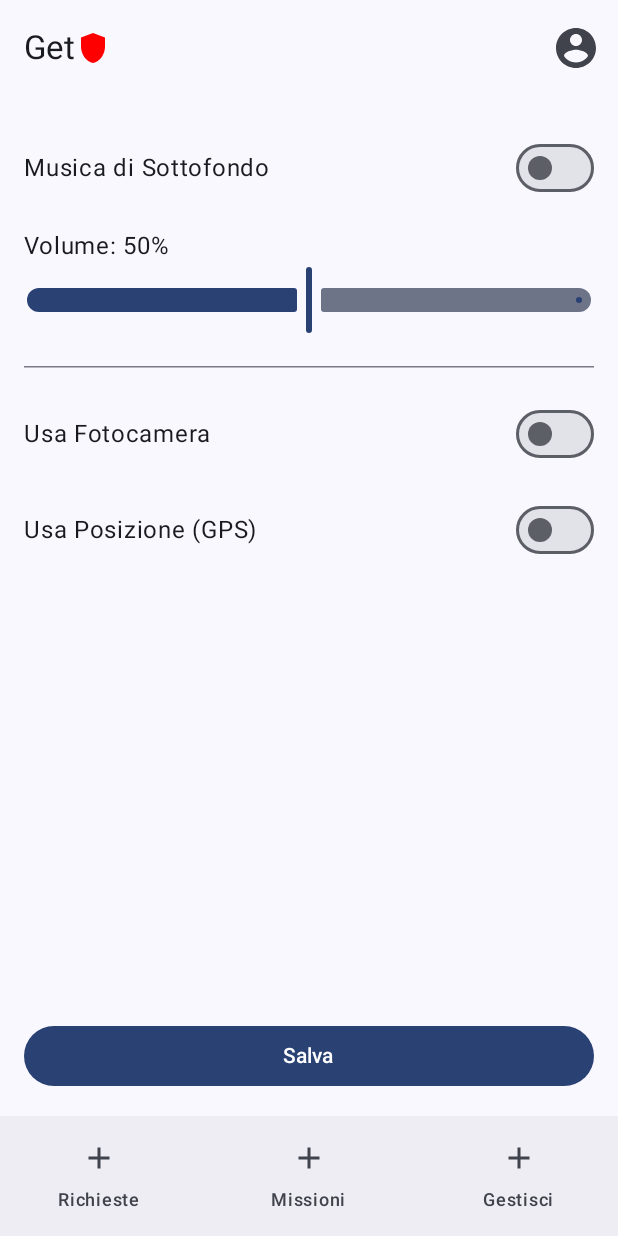
After one commit to MattiaRocchi/GetRescued, an Android app built with Jetpack Compose: the SettingsScreen screen opened through its navigation route, on a phone screen of 412 x 824 dp. The commit adds this screen. Run offline under Robolectric (Android 15) with nearby library versions, the phone set to English and light mode, and no system bars; our stand-ins replace Room's generated code.

Commit message:
Music and settings implemented

```diff
--- a/app/src/main/java/com/example/myapplication/AppModule.kt
+++ b/app/src/main/java/com/example/myapplication/AppModule.kt
@@ -11,6 +11,7 @@ import com.example.myapplication.data.database.AppDatabase
 import com.example.myapplication.data.repositories.RequestDaoRepository
 import com.example.myapplication.data.repositories.TitleBadgeRepository
 import com.example.myapplication.data.repositories.UserDaoRepository
+import com.example.myapplication.ui.SettingsScreen.SettingsViewModel
 import com.example.myapplication.ui.addrequest.AddRequestViewModel
 import com.example.myapplication.ui.changeProfile.ChangeProfileScreen
 import com.example.myapplication.ui.changeProfile.ChangeProfileViewModel
@@ -68,4 +69,5 @@ val appModule = module {
     viewModel { EditRequestViewModel(get(), get()) }
     viewModel { UserRequestListViewModel(get(), get()) }
     viewModel { ChangeProfileViewModel(get(), get()) }
+    viewModel { SettingsViewModel(get()) }
 }
--- a/app/src/main/java/com/example/myapplication/MainActivity.kt
+++ b/app/src/main/java/com/example/myapplication/MainActivity.kt
@@ -1,5 +1,6 @@
 package com.example.myapplication
 
+import android.content.Intent
 import android.os.Bundle
 import androidx.activity.ComponentActivity
 import androidx.activity.compose.setContent
@@ -16,6 +17,7 @@ import com.example.myapplication.data.repositories.SettingsRepository
 import com.example.myapplication.navigation.GetRescuedTopBar
 import com.example.myapplication.ui.GetRescuedNavGraph
 import com.example.myapplication.ui.GetRescuedRoute
+import com.example.myapplication.utils.MusicService
 import org.koin.android.ext.android.get
 
 class MainActivity : ComponentActivity() {
@@ -36,12 +38,19 @@ class MainActivity : ComponentActivity() {
                 } else {
                     GetRescuedRoute.Login
                 }
+                // se l'utente è loggato, avvio la musica
+                    if (validUserId != null) {
+                        val musicIntent = Intent(this@MainActivity,
+                            MusicService::class.java)
+                        startService(musicIntent)
+                    }
 
                 Scaffold(
                     topBar = {
                         GetRescuedTopBar(
                             navController = navController,
-                            profileImage = painterResource(id = R.drawable.ic_profile_placeholder)
+                            profileImage = painterResource(id = R.drawable.ic_profile_placeholder),
+                            (validUserId != null)
                         )
                     },
                     bottomBar = { BottomNavBar(navController) }
@@ -54,5 +63,11 @@ class MainActivity : ComponentActivity() {
                 }
             }
         }
+
+    }
+    override fun onDestroy(){
+        super.onDestroy()
+        val musicIntent = Intent(this, MusicService::class.java)
+        stopService(musicIntent)
     }
 }
--- a/app/src/main/java/com/example/myapplication/ui/Navigation.kt
+++ b/app/src/main/java/com/example/myapplication/ui/Navigation.kt
@@ -13,6 +13,8 @@ import com.example.myapplication.data.database.AppDatabase
 import com.example.myapplication.data.repositories.RequestDaoRepository
 import com.example.myapplication.data.repositories.SettingsRepository
 import com.example.myapplication.dataStore
+import com.example.myapplication.ui.SettingsScreen.SettingsScreen
+import com.example.myapplication.ui.SettingsScreen.SettingsViewModel
 
 import com.example.myapplication.ui.addrequest.AddRequestScreen
 import com.example.myapplication.ui.addrequest.AddRequestViewModel
@@ -58,6 +60,9 @@ sealed interface GetRescuedRoute {
     @Serializable
     data object Login : GetRescuedRoute
 
+    @Serializable
+    data object Settings : GetRescuedRoute
+
     //definisci come data class le route che richiedono parametri quando vendono percorse
     @Serializable
     data class AddRequest(val requestId: Int) : GetRescuedRoute
@@ -67,6 +72,7 @@ sealed interface GetRescuedRoute {
 
     @Serializable
     data class EditRequest(val requestId: Int) : GetRescuedRoute
+
 
 
 }
@@ -117,6 +123,12 @@ fun GetRescuedNavGraph(
             val viewModel: LoginViewModel = koinViewModel()
             LoginScreen(navController, viewModel)
         }
+
+        composable<GetRescuedRoute.Settings> {
+            val viewModel: SettingsViewModel = koinViewModel()
+            SettingsScreen(navController, viewModel)
+        }
+
         composable<GetRescuedRoute.InfoRequest> { backStackEntry ->
             val args = backStackEntry.toRoute<GetRescuedRoute.InfoRequest>()
             InfoRequestScreen(navController = navController, requestId = args.requestId)
--- /dev/null
+++ b/app/src/main/java/com/example/myapplication/ui/SettingsScreen/SettingsScreen.kt
@@ -0,0 +1,212 @@
+package com.example.myapplication.ui.SettingsScreen
+
+//TODO Se i permessi risultano permanentemente negati non li richiede più
+
+import android.Manifest
+import android.content.Intent
+import androidx.activity.compose.rememberLauncherForActivityResult
+import androidx.activity.result.contract.ActivityResultContracts
+import androidx.compose.foundation.layout.*
+import androidx.compose.material3.*
+import androidx.compose.material3.HorizontalDivider
+import androidx.compose.runtime.*
+import androidx.compose.ui.Alignment
+import androidx.compose.ui.Modifier
+import androidx.compose.ui.platform.LocalContext
+import androidx.compose.ui.unit.dp
+import androidx.navigation.NavHostController
+import com.example.myapplication.utils.MusicService
+import kotlinx.coroutines.launch
+
+// -------------------------
+// SettingsScreen (Compose)
+// - switch Music ON/OFF
+// - slider Volume
+// - switches for Camera and Location that trigger permission requests
+// -------------------------
+
+@Composable
+fun SettingsScreen(
+    navController: NavHostController,
+    viewModel: SettingsViewModel,
+    modifier: Modifier = Modifier
+) {
+    val context = LocalContext.current
+    val scope = rememberCoroutineScope()
+    val musicEnabled by viewModel.musicEnabled.collectAsState(initial = false)
+    val musicVolume by viewModel.musicVolume.collectAsState(initial = 0.5f)
+    val cameraEnabled by viewModel.cameraEnabled.collectAsState(initial = false)
+    val locationEnabled by viewModel.locationEnabled.collectAsState(initial = false)
+
+    val snackbarHostState = remember { SnackbarHostState() }
+
+    // Permission launchers
+    val cameraLauncher = rememberLauncherForActivityResult(
+        contract = ActivityResultContracts.RequestPermission(),
+        onResult = { granted ->
+            if (granted) {
+                viewModel.setCameraEnabled(true)
+            } else {
+                viewModel.setCameraEnabled(false)
+                scope.launch { snackbarHostState.showSnackbar("Permesso fotocamera negato") }
+            }
+        }
+    )
+
+    val locationLauncher = rememberLauncherForActivityResult(
+        contract = ActivityResultContracts.RequestPermission(),
+        onResult = { granted ->
+            if (granted) {
+                viewModel.setLocationEnabled(true)
+            } else {
+                viewModel.setLocationEnabled(false)
+                scope.launch { snackbarHostState.showSnackbar("Permesso posizione negato") }
+            }
+        }
+    )
+
+    Scaffold(
+        snackbarHost = { SnackbarHost(hostState = snackbarHostState) }
+    ) { padding ->
+        Column(
+            modifier = modifier
+                .padding(padding)
+                .padding(16.dp)
+                .fillMaxSize(),
+            verticalArrangement = Arrangement.Top
+        ) {
+
+            // Music ON/OFF
+            Row(
+                modifier = Modifier
+                    .fillMaxWidth()
+                    .padding(vertical = 8.dp),
+                verticalAlignment = Alignment.CenterVertically
+            ) {
+                Text(text = "Musica di Sottofondo", modifier = Modifier.weight(1f))
+                Switch(
+                    checked = musicEnabled,
+                    onCheckedChange = { enabled ->
+                        if (enabled) {
+                            // start service
+                            viewModel.setMusicEnabled(true)
+                            val intent = Intent(context, MusicService::class.java).apply {
+                                action = MusicService.ACTION_START
+                                putExtra(MusicService.EXTRA_VOLUME, musicVolume)
+                            }
+                            context.startService(intent)
+                        } else {
+                            viewModel.setMusicEnabled(false)
+                            val intent = Intent(context, MusicService::class.java).apply {
+                                action = MusicService.ACTION_STOP
+                            }
+                            context.stopService(intent)
+                        }
+                    }
+                )
+            }
+
+            // Volume slider
+            Column(modifier = Modifier.fillMaxWidth().padding(vertical = 8.dp)) {
+                Text(text = "Volume: ${(musicVolume * 100).toInt()}%")
+                Slider(
+                    value = musicVolume,
+                    onValueChange = { v ->
+                        // ottimizzazione locale: aggiornare UI immediatamente
+                        viewModel.setMusicVolume(v)
+                    },
+                    onValueChangeFinished = {
+                        // notify service
+                        val intent = Intent(context, MusicService::class.java).apply {
+                            action = MusicService.ACTION_SET_VOLUME
+                            putExtra(MusicService.EXTRA_VOLUME, musicVolume)
+                        }
+                        context.startService(intent)
+                    },
+                    valueRange = 0f..1f
+                )
+            }
+
+            HorizontalDivider(
+                modifier = Modifier.padding(vertical = 12.dp),
+                thickness = DividerDefaults.Thickness,
+                color = DividerDefaults.color
+            )
+
+            // Camera permission toggle
+            Row(
+                modifier = Modifier
+                    .fillMaxWidth()
+                    .padding(vertical = 8.dp),
+                verticalAlignment = Alignment.CenterVertically
+            ) {
+                Text(text = "Usa Fotocamera", modifier = Modifier.weight(1f))
+                Switch(
+                    checked = cameraEnabled,
+                    onCheckedChange = { enabled ->
+                        if (enabled) {
+                            // request permission
+                            cameraLauncher.launch(Manifest.permission.CAMERA)
+                        } else {
+                            // simply flip preference (user can revoke in system settings)
+                            viewModel.setCameraEnabled(false)
+                        }
+                    }
+                )
+            }
+
+            // Location permission toggle
+            Row(
+                modifier = Modifier
+                    .fillMaxWidth()
+                    .padding(vertical = 8.dp),
+                verticalAlignment = Alignment.CenterVertically
+            ) {
+                Text(text = "Usa Posizione (GPS)", modifier = Modifier.weight(1f))
+                Switch(
+                    checked = locationEnabled,
+                    onCheckedChange = { enabled ->
+                        if (enabled) {
+                            locationLauncher.launch(Manifest.permission.ACCESS_FINE_LOCATION)
+                        } else {
+                            viewModel.setLocationEnabled(false)
+                        }
+                    }
+                )
+            }
+
+            Spacer(modifier = Modifier.weight(1f))
+
+            Button(
+                onClick = {
+                    scope.launch { snackbarHostState.showSnackbar("Impostazioni salvate") }
+                },
+                modifier = Modifier.fillMaxWidth()
+            ) {
+                Text("Salva")
+            }
+        }
+    }
+}
+
+/*
+USO:
+- Aggiungi i permessi nel manifest:
+    <uses-permission android:name="android.permission.CAMERA" />
+    <uses-permission android:name="android.permission.ACCESS_FINE_LOCATION" />
+
+- Registra il service nel manifest (se non lo fai, il sistema non lo troverà):
+    <service android:name="com.example.myapplication.settings.MusicService" />
+
+- Aggiungi le dipendenze Gradle (module: app):
+    implementation "androidx.datastore:datastore-preferences:1.0.0"
+    implementation "androidx.lifecycle:lifecycle-viewmodel-ktx:2.6.1"
+    implementation "androidx.activity:activity-compose:1.8.0"
+    implementation "androidx.compose.material3:material3:1.1.0"
+
+- Come integrare: crea SettingsRepository(context), crea SettingsViewModel(repository) (usa Koin/Hilt o ViewModelProvider), e usa SettingsScreen(viewModel = myViewModel) dentro la NavGraph.
+
+NOTE:
+- Su Android 8+ se vuoi che la musica continui in background in modo affidabile quando l'app è in background per lungo tempo, valuta l'uso di un Foreground Service con Notification.
+- Le preferenze camera/location qui memorizzano solo lo "stato desiderato"; la gestione effettiva del permesso (revoca) dipende dal sistema. Se l'utente nega, il toggle tornerà a OFF.
+*/
--- /dev/null
+++ b/app/src/main/java/com/example/myapplication/ui/SettingsScreen/SettingsViewModel.kt
@@ -0,0 +1,32 @@
+package com.example.myapplication.ui.SettingsScreen
+
+import androidx.lifecycle.ViewModel
+import androidx.lifecycle.viewModelScope
+import com.example.myapplication.data.repositories.SettingsRepository
+import kotlinx.coroutines.launch
+
+
+class SettingsViewModel(private val repository: SettingsRepository) : ViewModel() {
+
+    // StateFlow/LiveData to expose to UI
+    val musicEnabled = repository.musicEnabledFlow
+    val musicVolume = repository.musicVolumeFlow
+    val cameraEnabled = repository.cameraEnabledFlow
+    val locationEnabled = repository.locationEnabledFlow
+
+    fun setMusicEnabled(enabled: Boolean) {
+        viewModelScope.launch { repository.setMusicEnabled(enabled) }
+    }
+
+    fun setMusicVolume(volume: Float) {
+        viewModelScope.launch { repository.setMusicVolume(volume) }
+    }
+
+    fun setCameraEnabled(enabled: Boolean) {
+        viewModelScope.launch { repository.setCameraEnabled(enabled) }
+    }
+
+    fun setLocationEnabled(enabled: Boolean) {
+        viewModelScope.launch { repository.setLocationEnabled(enabled) }
+    }
+}
--- a/app/src/main/java/com/example/myapplication/ui/login/LoginScreen.kt
+++ b/app/src/main/java/com/example/myapplication/ui/login/LoginScreen.kt
@@ -1,5 +1,6 @@
 package com.example.myapplication.ui.login
 
+import android.content.Intent
 import androidx.compose.foundation.layout.*
 import androidx.compose.foundation.rememberScrollState
 import androidx.compose.foundation.verticalScroll
@@ -11,11 +12,13 @@ import androidx.compose.material3.Text
 import androidx.compose.material3.TextButton
 import androidx.compose.runtime.*
 import androidx.compose.ui.Modifier
+import androidx.compose.ui.platform.LocalContext
 import androidx.compose.ui.unit.dp
 import androidx.navigation.NavHostController
 import com.example.myapplication.ui.GetRescuedRoute
 import com.example.myapplication.ui.composables.EmailTextField
 import com.example.myapplication.ui.composables.PasswordTextField
+import com.example.myapplication.utils.MusicService
 import kotlinx.coroutines.launch
 
 @Composable
@@ -29,7 +32,7 @@ fun LoginScreen(
 
     var emailError by remember { mutableStateOf(false) }
     var passwordError by remember { mutableStateOf(false) }
-
+    val context = LocalContext.current
     Scaffold(
         snackbarHost = { SnackbarHost(snackbarHostState) }
     ) { padding ->
@@ -73,8 +76,12 @@ fun LoginScreen(
                     viewModel.loginUser(
                         onSuccess = {
                             scope.launch {
-                                snackbarHostState.showSnackbar("Login avvenuto con successo!")
+                                snackbarHostState
+                                    .showSnackbar("Login avvenuto con successo!")
                             }
+                            val musicIntent =
+                                Intent(context, MusicService::class.java)
+                            context.startService(musicIntent)
                             navController.navigate(GetRescuedRoute.Profile) {
                                 popUpTo(GetRescuedRoute.Login) { inclusive = true }
                             }
```
Also changed, not shown: app/src/main/AndroidManifest.xml (+5 -2 lines), app/src/main/java/com/example/myapplication/data/repositories/SettingsRepository.kt (+47 -1 lines), app/src/main/java/com/example/myapplication/navigation/TopBar.kt (+15 -1 lines), app/src/main/java/com/example/myapplication/ui/profile/ProfileScreen.kt (+7 -0 lines), app/src/main/java/com/example/myapplication/utils/MusicService.kt (added, +81 -0 lines), 1 other file.
